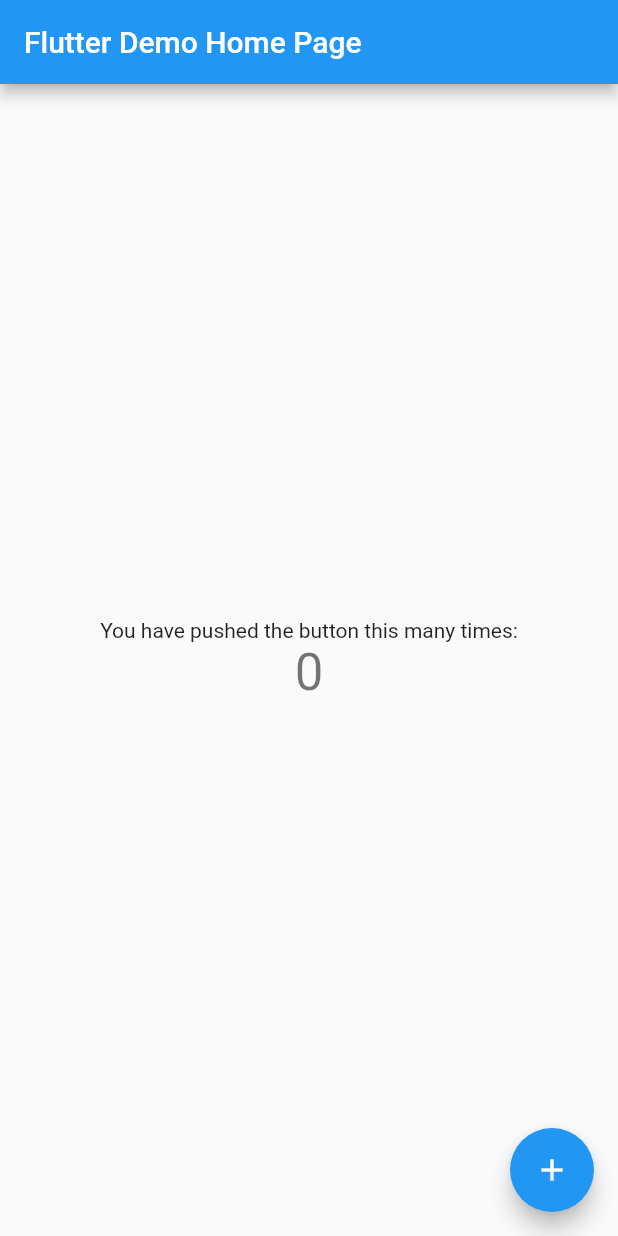
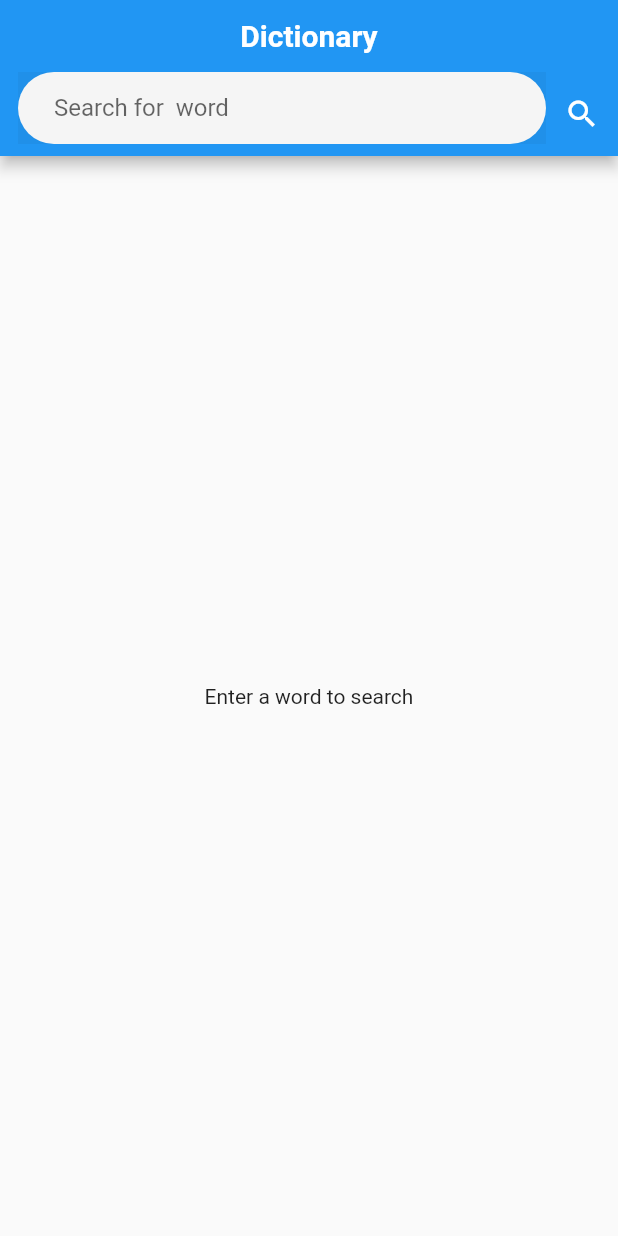
Before and after one commit to adebayoAdesina/Flutter_Dictionary_App, a Flutter app: the screen it shows after launch, on a phone screen of 412 x 824 dp. Run offline on Flutter 3.47's test engine with Material 2 defaults, Android fonts, the phone set to English and light mode, and no system bars; our stand-ins replace cached_network_image.

```diff
--- a/lib/main.dart
+++ b/lib/main.dart
@@ -1,3 +1,4 @@
+import 'package:dictionary/screen/main_screen.dart';
 import 'package:flutter/material.dart';
 
 void main() {
@@ -11,105 +12,11 @@ class MyApp extends StatelessWidget {
   @override
   Widget build(BuildContext context) {
     return MaterialApp(
-      title: 'Flutter Demo',
+      title: 'Dictionary',
       theme: ThemeData(
-        // This is the theme of your application.
-        //
-        // Try running your application with "flutter run". You'll see the
-        // application has a blue toolbar. Then, without quitting the app, try
-        // changing the primarySwatch below to Colors.green and then invoke
-        // "hot reload" (press "r" in the console where you ran "flutter run",
-        // or simply save your changes to "hot reload" in a Flutter IDE).
-        // Notice that the counter didn't reset back to zero; the application
-        // is not restarted.
         primarySwatch: Colors.blue,
       ),
-      home: const MyHomePage(title: 'Flutter Demo Home Page'),
+      home: const MainScreen(),
     );
   }
 }
-
-class MyHomePage extends StatefulWidget {
-  const MyHomePage({Key? key, required this.title}) : super(key: key);
-
-  // This widget is the home page of your application. It is stateful, meaning
-  // that it has a State object (defined below) that contains fields that affect
-  // how it looks.
-
-  // This class is the configuration for the state. It holds the values (in this
-  // case the title) provided by the parent (in this case the App widget) and
-  // used by the build method of the State. Fields in a Widget subclass are
-  // always marked "final".
-
-  final String title;
-
-  @override
-  State<MyHomePage> createState() => _MyHomePageState();
-}
-
-class _MyHomePageState extends State<MyHomePage> {
-  int _counter = 0;
-
-  void _incrementCounter() {
-    setState(() {
-      // This call to setState tells the Flutter framework that something has
-      // changed in this State, which causes it to rerun the build method below
-      // so that the display can reflect the updated values. If we changed
-      // _counter without calling setState(), then the build method would not be
-      // called again, and so nothing would appear to happen.
-      _counter++;
-    });
-  }
-
-  @override
-  Widget build(BuildContext context) {
-    // This method is rerun every time setState is called, for instance as done
-    // by the _incrementCounter method above.
-    //
-    // The Flutter framework has been optimized to make rerunning build methods
-    // fast, so that you can just rebuild anything that needs updating rather
-    // than having to individually change instances of widgets.
-    return Scaffold(
-      appBar: AppBar(
-        // Here we take the value from the MyHomePage object that was created by
-        // the App.build method, and use it to set our appbar title.
-        title: Text(widget.title),
-      ),
-      body: Center(
-        // Center is a layout widget. It takes a single child and positions it
-        // in the middle of the parent.
-        child: Column(
-          // Column is also a layout widget. It takes a list of children and
-          // arranges them vertically. By default, it sizes itself to fit its
-          // children horizontally, and tries to be as tall as its parent.
-          //
-          // Invoke "debug painting" (press "p" in the console, choose the
-          // "Toggle Debug Paint" action from the Flutter Inspector in Android
-          // Studio, or the "Toggle Debug Paint" command in Visual Studio Code)
-          // to see the wireframe for each widget.
-          //
-          // Column has various properties to control how it sizes itself and
-          // how it positions its children. Here we use mainAxisAlignment to
-          // center the children vertically; the main axis here is the vertical
-          // axis because Columns are vertical (the cross axis would be
-          // horizontal).
-          mainAxisAlignment: MainAxisAlignment.center,
-          children: <Widget>[
-            const Text(
-              'You have pushed the button this many times:',
-            ),
-            Text(
-              '$_counter',
-              style: Theme.of(context).textTheme.headline4,
-            ),
-          ],
-        ),
-      ),
-      floatingActionButton: FloatingActionButton(
-        onPressed: _incrementCounter,
-        tooltip: 'Increment',
-        child: const Icon(Icons.add),
-      ), // This trailing comma makes auto-formatting nicer for build methods.
-    );
-  }
-}
--- /dev/null
+++ b/lib/model/definitions_model.dart
@@ -0,0 +1,15 @@
+class DefinitionsModel {
+  String? type;
+  String? definition;
+  String? example;
+  String? imageUrl;
+  String? emoji;
+
+  DefinitionsModel({
+    this.type,
+    this.definition,
+    this.example,
+    this.imageUrl,
+    this.emoji,
+  });
+}
--- /dev/null
+++ b/lib/model/dictionary_modal.dart
@@ -0,0 +1,13 @@
+import 'package:dictionary/model/definitions_model.dart';
+
+class DictionaryModel {
+  String? word;
+  String? pronunciation;
+  List<DefinitionsModel>? definitions;
+
+  DictionaryModel({
+    this.word,
+    this.pronunciation,
+    this.definitions,
+  });
+}
--- /dev/null
+++ b/lib/screen/main_screen.dart
@@ -0,0 +1,180 @@
+import 'dart:async';
+
+import 'package:cached_network_image/cached_network_image.dart';
+import 'package:dictionary/data/data.dart';
+import 'package:dictionary/model/dictionary_modal.dart';
+import 'package:flutter/material.dart';
+
+class MainScreen extends StatefulWidget {
+  const MainScreen({Key? key}) : super(key: key);
+
+  @override
+  State<MainScreen> createState() => _MainScreenState();
+}
+
+class _MainScreenState extends State<MainScreen> {
+  TextEditingController? textEditingController = TextEditingController();
+  StreamController? streamController;
+  Stream? stream;
+  DictionaryModel? dictionaryModel;
+
+  @override
+  void initState() {
+    streamController = StreamController();
+    stream = streamController!.stream;
+    super.initState();
+  }
+
+  @override
+  void dispose() {
+    textEditingController!.dispose();
+    super.dispose();
+  }
+
+  _search(String text) async {
+    if (textEditingController == null || textEditingController == 0) {
+      streamController!.add(null);
+      return;
+    }
+
+    Data data = Data();
+    await data.fetchData(text);
+    dictionaryModel = data.fetchedData;
+    streamController!.add(data.fetchedData);
+  }
+
+  @override
+  Widget build(BuildContext context) {
+    return Scaffold(
+      appBar: AppBar(
+        centerTitle: true,
+        title: const Text(
+          'Dictionary',
+          style: TextStyle(fontWeight: FontWeight.w700),
+        ),
+        bottom: PreferredSize(
+            preferredSize: const Size(double.infinity, 48.0),
+            child: Row(
+              children: [
+                Expanded(
+                  child: Container(
+                    margin: const EdgeInsets.only(
+                      left: 12.0,
+                      bottom: 8.0,
+                    ),
+                    decoration: BoxDecoration(
+                        color: Colors.white,
+                        borderRadius: BorderRadius.circular(24.0)),
+                    child: TextFormField(
+                      controller: textEditingController,
+                      decoration: const InputDecoration(
+                        hintText: 'Search for  word',
+                        contentPadding: EdgeInsets.only(left: 24.0),
+                        border: InputBorder.none,
+                        filled: true,
+                      ),
+                    ),
+                  ),
+                ),
+                IconButton(
+                  onPressed: () => _search(textEditingController!.text),
+                  icon: const Icon(
+                    Icons.search,
+                    color: Colors.white,
+                  ),
+                ),
+              ],
+            )),
+      ),
+      body: StreamBuilder(
+        stream: stream,
+        builder: (context, snapshot) {
+          if (snapshot.data == null) {
+            return const Center(
+              child: Text('Enter a word to search'),
+            );
+          }
+          return Card(
+            child: Padding(
+              padding:
+                  const EdgeInsets.symmetric(horizontal: 10.0, vertical: 20.0),
+              child: Column(
+                children: [
+                  Container(
+                    decoration: BoxDecoration(
+                      boxShadow: [
+                        BoxShadow(
+                          offset: const Offset(0, 2),
+                          color: Colors.grey.withOpacity(0.2),
+                          blurRadius: 10,
+                        )
+                      ],
+                    ),
+                    child: Column(
+                      children: [
+                        Text(dictionaryModel!.word!),
+                        Text(
+                          '/${dictionaryModel!.pronunciation!}/',
+                          style: TextStyle(
+                            color: Colors.grey[300],
+                            fontSize: 14,
+                          ),
+                        ),
+                      ],
+                    ),
+                  ),
+                  Expanded(
+                    child: ListView.builder(
+                      shrinkWrap: true,
+                      itemCount: dictionaryModel!.definitions!.length,
+                      itemBuilder: (context, index) {
+                        final dictionary = dictionaryModel!.definitions![index];
+                        print(dictionary);
+                        return Row(
+                          children: [
+                            Expanded(
+                              flex: 10,
+                              child: Column(
+                                children: [
+                                  const Divider(
+                                    thickness: 2.0,
+                                  ),
+                                  Row(
+                                    children: [
+                                      Text(dictionary.type as String),
+                                      const SizedBox(
+                                        width: 5,
+                                      ),
+                                      Container(
+                                        color: Colors.grey[300],
+                                        child: const Icon(
+                                          Icons.question_mark,
+                                          color: Colors.black38,
+                                          size: 15,
+                                        ),
+                                      )
+                                    ],
+                                  ),
+                                  Text(dictionary.definition as String),
+                                ],
+                              ),
+                            ),
+                            Expanded(
+                              child: CachedNetworkImage(
+                                imageUrl: dictionary.imageUrl as String,
+                              ),
+                            ),
+                          ],
+                        );
+                      },
+                    ),
+                  ),
+                ],
+              ),
+            ),
+          );
+        },
+      ),
+    );
+  }
+}
--- a/pubspec.yaml
+++ b/pubspec.yaml
@@ -34,6 +34,8 @@ dependencies:
   # The following adds the Cupertino Icons font to your application.
   # Use with the CupertinoIcons class for iOS style icons.
   cupertino_icons: ^1.0.2
+  http: ^0.13.4
+  cached_network_image: ^3.2.0
 
 dev_dependencies:
   flutter_test:
```
Also changed, not shown: lib/data/data.dart (added, +38 -0 lines), pubspec.lock, 2 other files.
